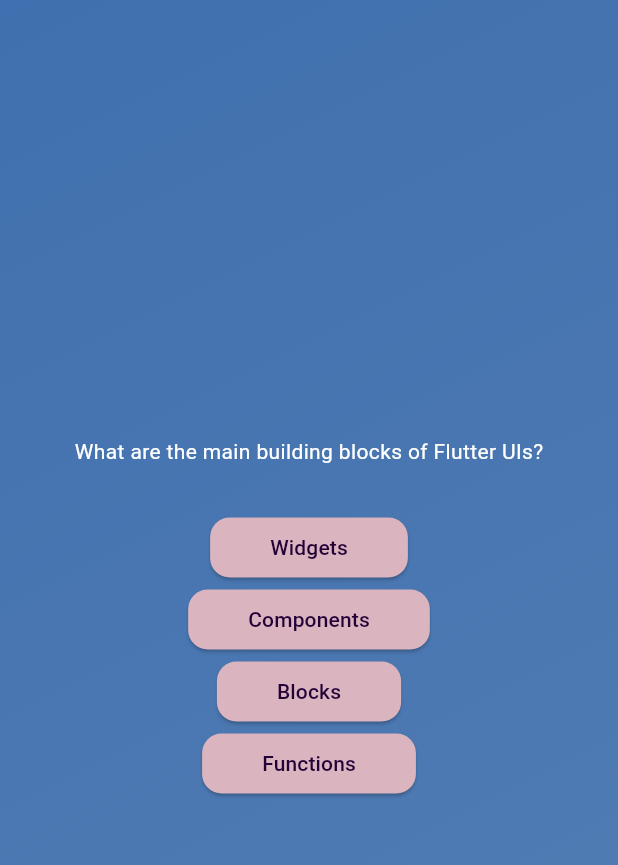
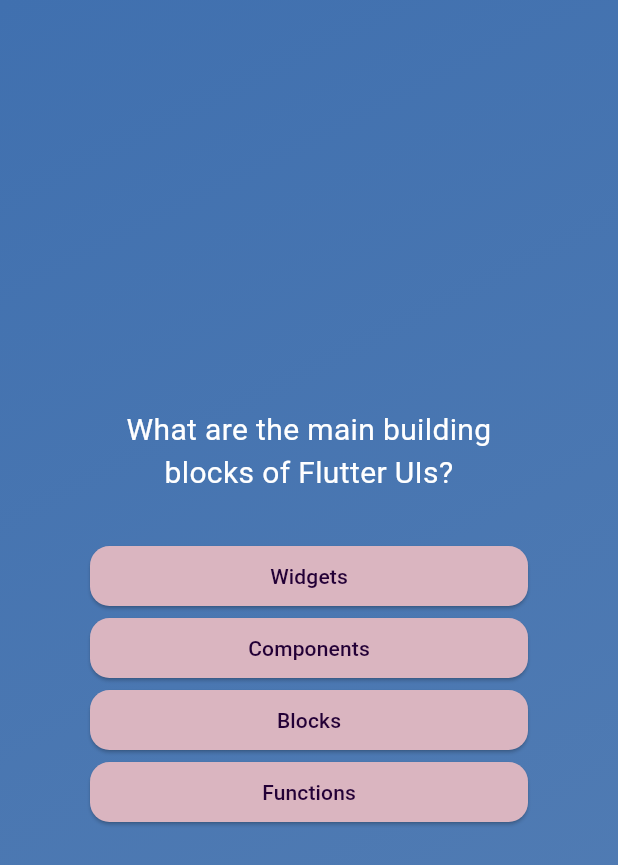
Before and after one commit to Afek-Sakaju/quiz-app, a Flutter app: the screen it shows after launch, after a tap on "Start Quiz", on a phone screen of 412 x 824 dp. Shown: the top 865 px of the screen. Run offline on Flutter 3.47's test engine with Material 3 defaults, Android fonts, the phone set to English and light mode, and no system bars.

Commit message:
improved answers and question UI at the questions page

```diff
--- a/lib/src/screens/questions_screen.dart
+++ b/lib/src/screens/questions_screen.dart
@@ -19,12 +19,16 @@ class _QuestionsScreenState extends State<QuestionsScreen> {
 
     return SizedBox(
       width: double.infinity,
+      child: Container(
+        margin: const EdgeInsets.all(60),
         child: Column(
           mainAxisAlignment: MainAxisAlignment.center,
+          crossAxisAlignment: CrossAxisAlignment.stretch,
           children: [
             Text(
               currentQuestion.question,
-            style: const TextStyle(color: Colors.white),
+              style: const TextStyle(color: Colors.white, fontSize: 20),
+              textAlign: TextAlign.center,
             ),
             const SizedBox(
               height: 30,
@@ -37,6 +41,7 @@ class _QuestionsScreenState extends State<QuestionsScreen> {
             })
           ],
         ),
+      ),
     );
   }
 }
--- a/lib/src/widgets/answer_button.dart
+++ b/lib/src/widgets/answer_button.dart
@@ -13,7 +13,7 @@ class AnswerButton extends StatelessWidget {
     return ElevatedButton(
       onPressed: onTap,
       style: ElevatedButton.styleFrom(
-          padding: const EdgeInsets.symmetric(vertical: 10, horizontal: 40),
+          padding: const EdgeInsets.symmetric(vertical: 10),
           backgroundColor: const Color.fromARGB(255, 218, 181, 192),
           foregroundColor: const Color.fromARGB(255, 35, 0, 54),
           shape: RoundedRectangleBorder(
```
Lines whose indentation alone changed are shown as unchanged.
